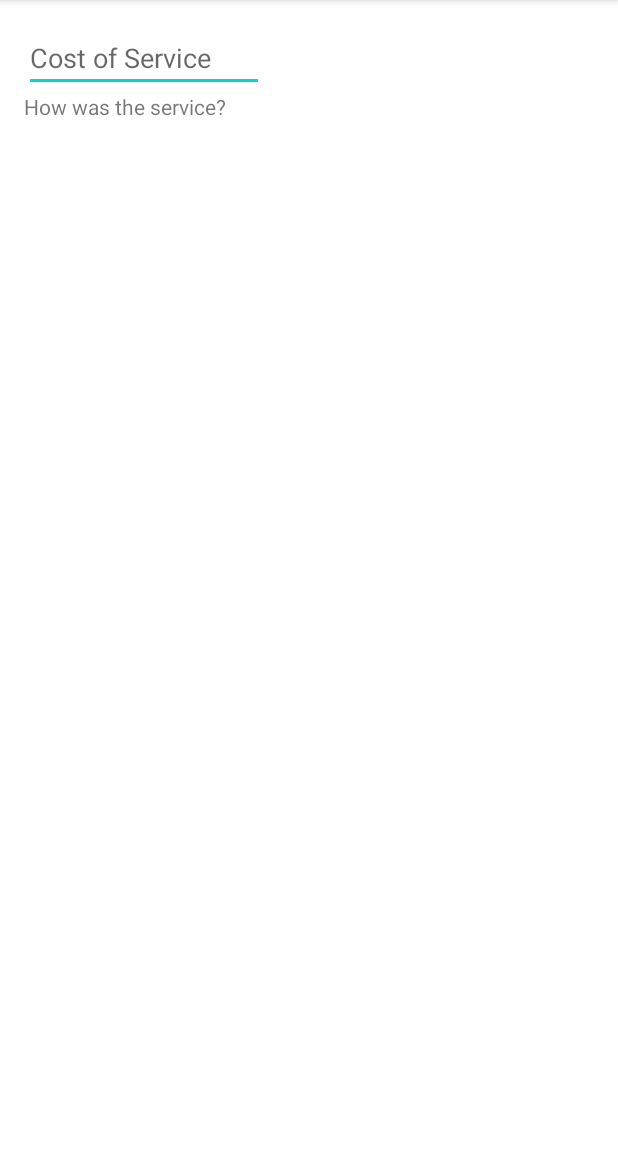
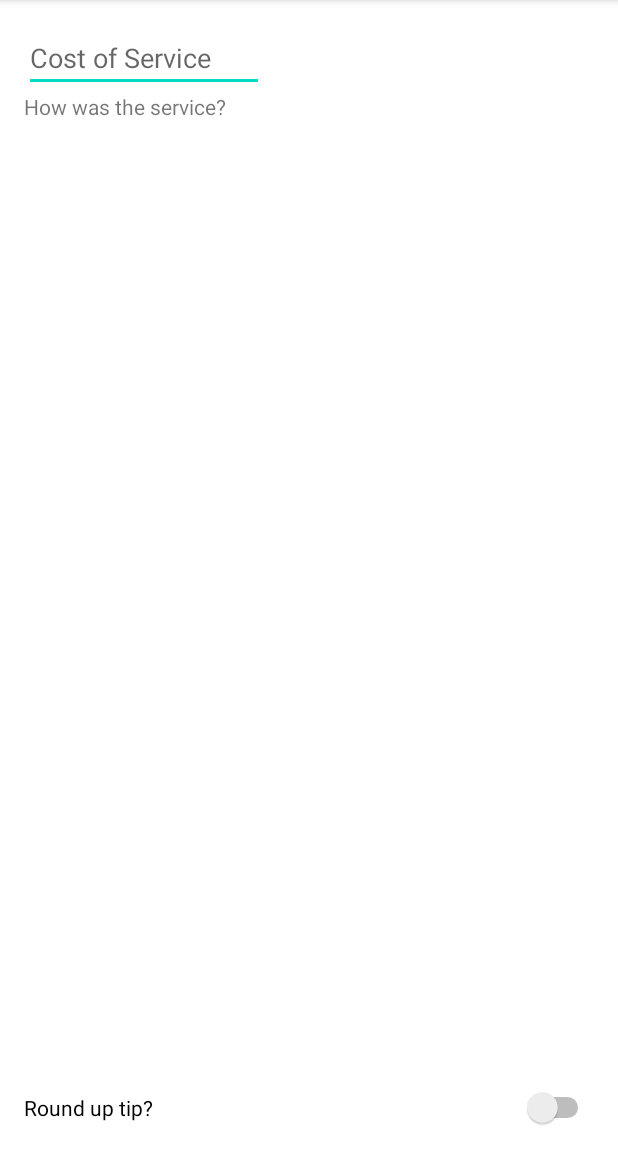
Before and after one commit to RichoHa/android.tiptime.app, an Android app: the screen it shows after launch (MainActivity), on a phone screen of 412 x 824 dp, the part 84-1236 px from its top. Run offline under Robolectric (Android 15) with nearby library versions, the phone set to English and light mode, and no system bars.

Commit message:
added switch

```diff
--- a/app/src/main/res/layout/activity_main.xml
+++ b/app/src/main/res/layout/activity_main.xml
@@ -28,6 +28,14 @@
         android:layout_height="wrap_content"
         android:text="How was the service?"/>
 
+    <Switch
+        app:layout_constraintBottom_toBottomOf="parent"
+        app:layout_constraintRight_toRightOf="parent"
+        app:layout_constraintLeft_toLeftOf="parent"
+        android:layout_width="0dp"
+        android:layout_height="wrap_content"
+        android:text="Round up tip?"/>
+
 
 
 </androidx.constraintlayout.widget.ConstraintLayout>
```
